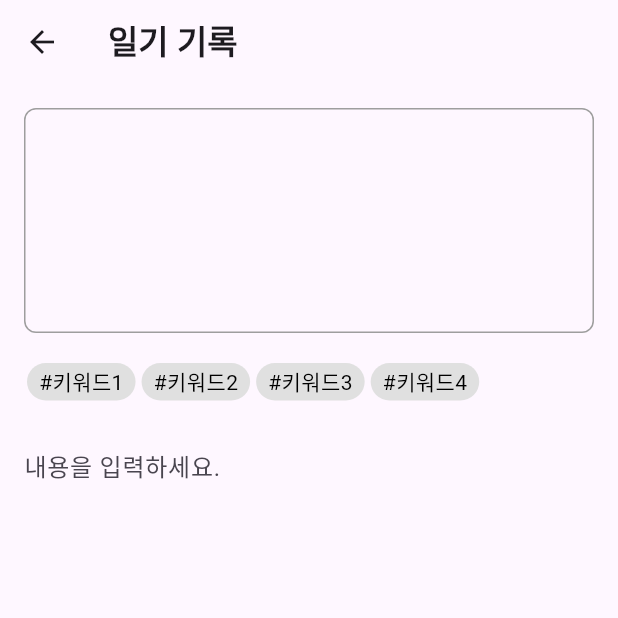
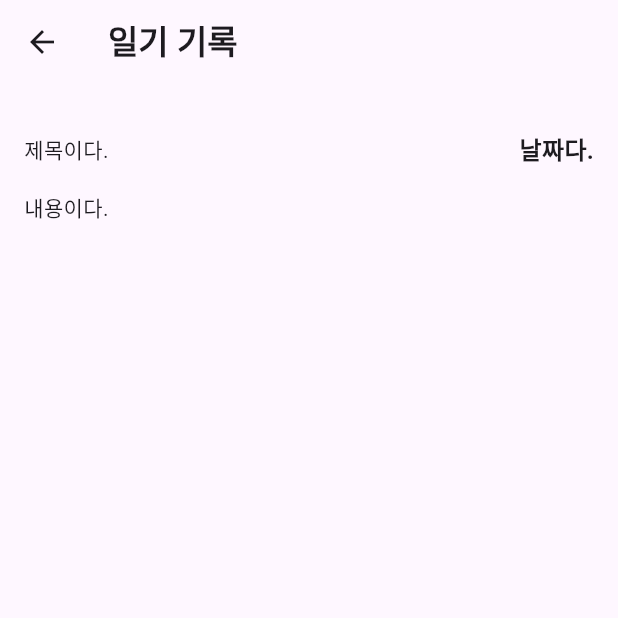
Before and after one commit to sssanghn/Emodi-Flutter-Application, a Flutter app: the MyDiaryPage screen opened directly, on a phone screen of 412 x 824 dp, the top half of it. Run offline on Flutter 3.47's test engine with Material 3 defaults, Android fonts, the phone set to English and light mode, and no system bars; our stand-ins replace cached_network_image, carousel_slider, expandable_text, image_picker, page_transition, pie_chart and 2 more.

Commit message:
minor update

```diff
--- a/lib/widgets/mydiary.dart
+++ b/lib/widgets/mydiary.dart
@@ -53,19 +53,17 @@ class _MyDiaryPageState extends State<MyDiaryPage> {
             // Image selection container
             Container(
               width: double.infinity,
-              height: _selectedImage != null ? 150.0 : 150.0,
-              decoration: BoxDecoration(
-                border: Border.all(color: Colors.grey),
-                borderRadius: BorderRadius.circular(8.0),
-              ),
+              height: _selectedImage != null ? 150.0 : 0,
               child: _selectedImage != null
                   ? Image.file(
                 _selectedImage!,
                 fit: BoxFit.cover,
               )
-                  : Container()
+                  : null
             ),
+            if(_selectedImage != null)
             const SizedBox(height: 16.0),
+            if(_selectedImage != null)
             Wrap(
               children: keywords.map((keyword) {
                 return Container(
@@ -85,14 +83,26 @@ class _MyDiaryPageState extends State<MyDiaryPage> {
               }).toList(),
             ),
             const SizedBox(height: 16.0),
-            TextField(
-              controller: _textEditingController,
-              maxLines: null,
-              decoration: InputDecoration(
-                hintText: '내용을 입력하세요.',
-                border: InputBorder.none,
-              ),
+            Row(
+              children: [
+                Expanded(
+                  child: Text(
+                    '제목이다.'
+                  )
+                ),
+                Text(
+                  '날짜다.',
+                  style: TextStyle(
+                    fontSize: 16,
+                    fontWeight: FontWeight.w600,
+                  ),
+                ),
+              ],
             ),
+            const SizedBox(height: 16.0),
+            Text(
+              '내용이다.'
+            )
           ],
         ),
       ),
--- a/lib/widgets/popup_page.dart
+++ b/lib/widgets/popup_page.dart
@@ -42,7 +42,7 @@ class _PopUpPageState extends State<PopUpPage> {
       ),
       child: Scaffold(
         body: Padding(
-          padding: EdgeInsets.all(8),
+          padding: EdgeInsets.only(left: 8, right: 8, bottom: 8, top: 12),
           child: Align(
             alignment: Alignment.topCenter,
             child: Column(
```
Also changed, not shown: lib/communitys/hlog_write.dart (+21 -12 lines), pubspec.lock.
